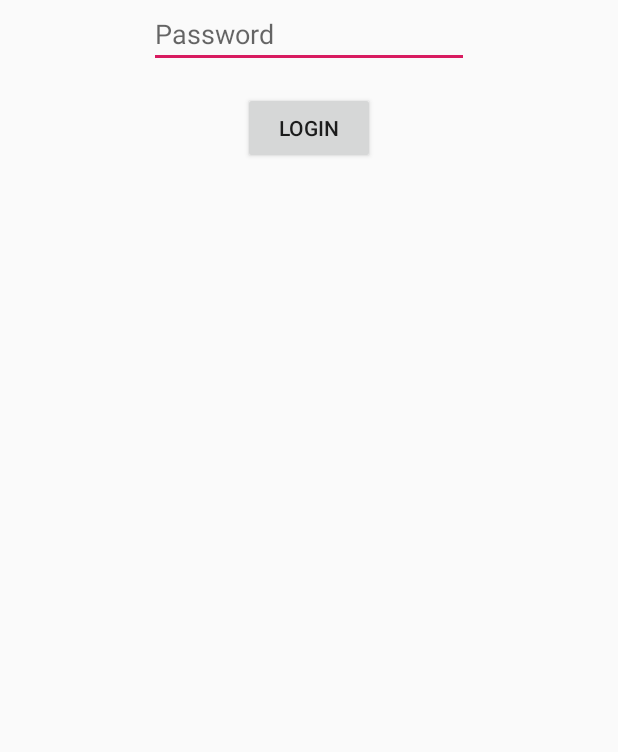
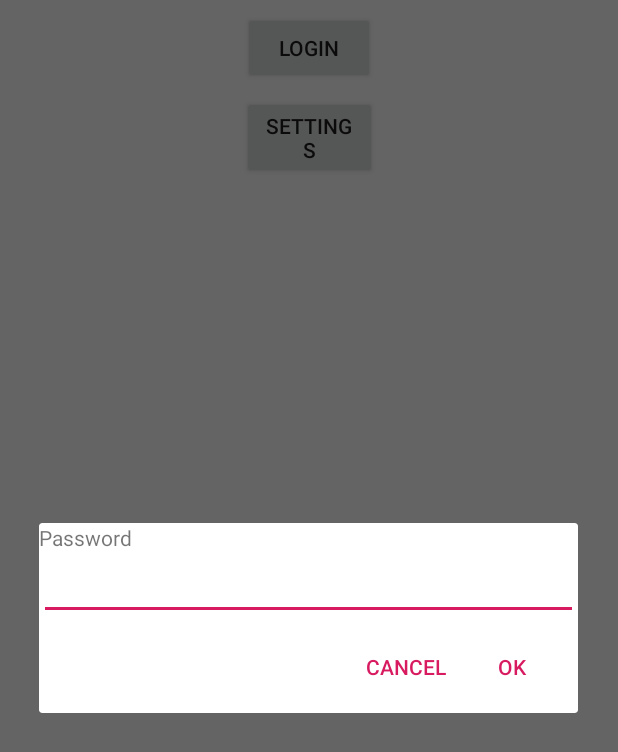
Before and after one commit to End1-1/Cafe5Droid, an Android app: the screen it shows after launch (ALogin before the commit, MainActivity after it), after a tap on "LOGIN", on a phone screen of 412 x 824 dp. Shown: the top 752 px of the screen. Run offline under Robolectric (Android 15) with nearby library versions, the phone set to English and light mode, and no system bars.

```diff
--- a/app/src/main/AndroidManifest.xml
+++ b/app/src/main/AndroidManifest.xml
@@ -14,7 +14,6 @@
         <activity android:name=".Activities.AHall"></activity>
         <activity android:name=".Activities.ASettings" />
         <activity android:name=".Activities.AOrder" />
-        <activity android:name=".Activities.ALogin" />
         <activity android:name=".Activities.MainActivity">
             <intent-filter>
                 <action android:name="android.intent.action.MAIN" />
--- a/app/src/main/java/com/example/cafe5droid/Activities/ALogin.java
+++ /dev/null
@@ -1,82 +0,0 @@
-package com.example.cafe5droid.Activities;
-
-import android.content.Intent;
-import android.os.Bundle;
-import android.widget.EditText;
-
-import com.example.cafe5droid.Classes.CActivity;
-import com.example.cafe5droid.Classes.CPref;
-import com.example.cafe5droid.Classes.CSocketClient;
-import com.example.cafe5droid.R;
-import com.example.cafe5droid.Structures.SStaff;
-
-import org.json.JSONException;
-import org.json.JSONObject;
-
-public class ALogin extends CActivity {
-
-    public static final int arc_login = 1;
-
-    private EditText edPassword;
-
-    @Override
-    protected void onCreate(Bundle savedInstanceState) {
-        super.onCreate(savedInstanceState);
-        setContentView(R.layout.activity_alogin);
-        edPassword = editText(R.id.edPassword);
-        button(R.id.btnLogin2);
-    }
-
-    @Override
-    protected void buttonClick(int id) {
-        super.buttonClick(id);
-        switch (id) {
-            case R.id.btnLogin2:
-                login();
-                break;
-        }
-    }
-
-    @Override
-    public void messageResponse(JSONObject o) {
-        super.messageResponse(o);
-        try {
-            int errCode = o.getInt("reply");
-            if (errCode == -1) {
-                SStaff.unset(this);
-                alertDialogText(R.string.Error, o.getString("msg"));
-                return;
-            }
-            if (errCode == 0) {
-                SStaff.unset(this);
-                alertDialog(R.string.Error, R.string.AccessDenied);
-                return;
-            }
-            SStaff staff = SStaff.create(o);
-            if (staff == null) {
-                SStaff.unset(this);
-                alertDialogText(R.string.Error, "Json read failed");
-                return;
-            } else {
-                staff.saveToPreference(this);
-                setResult(RESULT_OK);
-                finish();
-            }
-        } catch (JSONException e) {
-            e.printStackTrace();
-            SStaff.unset(this);
-        }
-    }
-
-    void login() {
-        try {
-            JSONObject o = new JSONObject();
-            o.put("cmd", CSocketClient.cmd_checkuser);
-            o.put("pass", edPassword.getText());
-            o.put("md5", 1);
-            sendMessage(o.toString(), R.string.LoginIntoServer);
-        } catch (JSONException e) {
-            e.printStackTrace();
-        }
-    }
-}
--- a/app/src/main/java/com/example/cafe5droid/Classes/CActivity.java
+++ b/app/src/main/java/com/example/cafe5droid/Classes/CActivity.java
@@ -1,6 +1,7 @@
 package com.example.cafe5droid.Classes;
 
 import android.app.ProgressDialog;
+import android.content.DialogInterface;
 import android.content.Intent;
 import android.content.res.Resources;
 import android.os.Bundle;
@@ -11,6 +12,7 @@ import android.support.v7.widget.RecyclerView;
 import android.util.ArrayMap;
 import android.util.DisplayMetrics;
 import android.util.Log;
+import android.view.LayoutInflater;
 import android.view.View;
 import android.view.Window;
 import android.widget.Button;
@@ -163,4 +165,33 @@ public class CActivity extends AppCompatActivity implements View.OnClickListener
     public void log(String msg, String tag) {
         Log.d(tag, msg);
     }
+
+    public void createPasswordDialog(String title, int id) {
+        LayoutInflater li = LayoutInflater.from(this);
+        View v = li.inflate(R.layout.dialog_password, null);
+        final EditText edPass = v.findViewById(R.id.edPassword);
+        final int msgId = id;
+        ((TextView)v.findViewById(R.id.tvMessage)).setText(title);
+        AlertDialog.Builder ab = new AlertDialog.Builder(this);
+        ab.setView(v);
+        ab.setCancelable(false);
+        ab.setPositiveButton(R.string.OK, new DialogInterface.OnClickListener() {
+            @Override
+            public void onClick(DialogInterface dialog, int which) {
+                onPassword(edPass.getText().toString(), msgId);
+            }
+        });
+        ab.setNegativeButton(R.string.Cancel, new DialogInterface.OnClickListener() {
+            @Override
+            public void onClick(DialogInterface dialog, int which) {
+                dialog.cancel();
+            }
+        });
+        AlertDialog dlg = ab.create();
+        dlg.show();
+    }
+
+    public void onPassword(String pwd, int id) {
+
+    }
 }
--- a/app/src/main/java/com/example/cafe5droid/Classes/CHall.java
+++ b/app/src/main/java/com/example/cafe5droid/Classes/CHall.java
@@ -95,6 +95,7 @@ public final class CHall {
             v.put("id", t.id);
             v.put("hall", t.hall);
             v.put("name", t.name);
+            v.put("header", t.header);
             db.insert("tables");
         }
     }
@@ -112,12 +113,13 @@ public final class CHall {
             hall.settings = c.getInt(2);
             listOfHall.add(hall);
         }
-        c = db.select("select id, name, hall from tables");
+        c = db.select("select id, name, hall, header from tables");
         while (c.moveToNext()) {
             STable t = new STable();
             t.id = c.getInt(0);
             t.name = c.getString(1);
             t.hall = c.getInt(2);
+            t.header = c.getString(3);
             listOfTables.add(t);
         }
     }
--- a/app/src/main/java/com/example/cafe5droid/Classes/CMenu.java
+++ b/app/src/main/java/com/example/cafe5droid/Classes/CMenu.java
@@ -57,6 +57,7 @@ public class CMenu {
             v.put("menuname", d.menu);
             v.put("part1", d.part1);
             v.put("part2", d.part2);
+            v.put("dishcode", d.id);
             v.put("dishname", d.name);
             v.put("price", d.price);
             v.put("store", d.store);
@@ -75,7 +76,7 @@ public class CMenu {
 
     public static void loadFromDB(Context context) {
         CDatabase db = new CDatabase(context);
-        Cursor c = db.select("select menuname, part1, part2, dishname, price, comment from menu");
+        Cursor c = db.select("select menuname, part1, part2, dishname, price, comment, dishcode from menu");
         SortedSet<String> p1 = new TreeSet<>();
         SortedSet<String> p2 = new TreeSet<>();
         SortedSet<String> m = new TreeSet<>();
@@ -87,6 +88,7 @@ public class CMenu {
             d.name = c.getString(3);
             d.price = c.getString(4);
             d.description = c.getString(5);
+            d.id = c.getString(6);
             p1.add(d.part1);
             p2.add(d.part2);
             m.add(d.menu);
--- a/app/src/main/java/com/example/cafe5droid/Classes/CSocketClient.java
+++ b/app/src/main/java/com/example/cafe5droid/Classes/CSocketClient.java
@@ -19,6 +19,7 @@ public class CSocketClient extends AsyncTask<String, Integer, Integer> {
     public final static int cmd_hall = 1;
     public final static int cmd_menu = 2;
     public final static int cmd_checkuser = 3;
+    public final static int cmd_apporder = 21;
 
     JSONObject reply = new JSONObject();
     public String strData;
@@ -32,11 +33,12 @@ public class CSocketClient extends AsyncTask<String, Integer, Integer> {
             DataOutputStream dos = new DataOutputStream(os);
             ByteBuffer bb = ByteBuffer.allocate(4);
             bb.order(ByteOrder.LITTLE_ENDIAN);
-            bb.putInt(strData.length());
+            bb.putInt(strData.getBytes("UTF-8").length);
             byte[] bytes = bb.array();
             dos.write(bytes, 0, 4);
             dos.flush();
-            dos.writeBytes(strData);
+            bytes = strData.getBytes("UTF-8");
+            dos.write(bytes, 0, bytes.length);
             dos.flush();
             InputStream is = s.getInputStream();
             DataInputStream dis = new DataInputStream(is);
--- a/app/src/main/java/com/example/cafe5droid/Fragments/Order.java
+++ b/app/src/main/java/com/example/cafe5droid/Fragments/Order.java
@@ -18,6 +18,7 @@ import com.example.cafe5droid.Adapters.DishAdapter;
 import com.example.cafe5droid.Adapters.DishPart1Adapter;
 import com.example.cafe5droid.Adapters.DishPart2Adapter;
 import com.example.cafe5droid.Adapters.OrderAdapter;
+import com.example.cafe5droid.Classes.CDatabase;
 import com.example.cafe5droid.Classes.CMenu;
 import com.example.cafe5droid.Classes.CPref;
 import com.example.cafe5droid.R;
@@ -128,7 +129,6 @@ public class Order extends Fragment implements DishPart1Adapter.DishPart1Adapter
     @Override
     public void dishSelected(SDish dish) {
         AOrder ao = (AOrder) getActivity();
-        ao.adOrder.addDish(dish);
-        Toast.makeText(getActivity(), String.format("%s + 1", dish.name), Toast.LENGTH_SHORT).show();
+        ao.addDish(dish);
     }
 }
--- a/app/src/main/java/com/example/cafe5droid/Structures/STable.java
+++ b/app/src/main/java/com/example/cafe5droid/Structures/STable.java
@@ -14,4 +14,10 @@ public class STable implements Serializable {
 
     @SerializedName("f_hall")
     public int hall;
+
+    public String header;
+
+    public STable () {
+        header = "";
+    }
 }
--- a/app/src/main/res/layout/activity_alogin.xml
+++ /dev/null
@@ -1,32 +0,0 @@
-<?xml version="1.0" encoding="utf-8"?>
-<android.support.constraint.ConstraintLayout xmlns:android="http://schemas.android.com/apk/res/android"
-    xmlns:app="http://schemas.android.com/apk/res-auto"
-    xmlns:tools="http://schemas.android.com/tools"
-    android:id="@+id/linearLayout"
-    android:layout_width="match_parent"
-    android:layout_height="match_parent"
-    tools:context=".Activities.ALogin">
-
-    <EditText
-        android:id="@+id/edPassword"
-        android:layout_width="wrap_content"
-        android:layout_height="wrap_content"
-        android:ems="10"
-        android:hint="@string/Password"
-        android:inputType="textPassword"
-        android:text=""
-        app:layout_constraintEnd_toEndOf="parent"
-        app:layout_constraintStart_toStartOf="parent"
-        app:layout_constraintTop_toTopOf="parent" />
-
-    <Button
-        android:id="@+id/btnLogin2"
-        android:layout_width="wrap_content"
-        android:layout_height="wrap_content"
-        android:layout_marginTop="16dp"
-        android:text="@string/Login"
-        app:layout_constraintEnd_toEndOf="parent"
-        app:layout_constraintStart_toStartOf="parent"
-        app:layout_constraintTop_toBottomOf="@+id/edPassword" />
-
-</android.support.constraint.ConstraintLayout>
--- /dev/null
+++ b/app/src/main/res/layout/dialog_password.xml
@@ -0,0 +1,27 @@
+<?xml version="1.0" encoding="utf-8"?>
+<LinearLayout xmlns:android="http://schemas.android.com/apk/res/android"
+    android:layout_width="match_parent"
+    android:layout_height="wrap_content"
+    android:orientation="vertical">
+
+    <TextView
+        android:id="@+id/tvMessage"
+        android:layout_width="match_parent"
+        android:layout_height="wrap_content"
+        android:text="TextView" />
+
+    <LinearLayout
+        android:layout_width="match_parent"
+        android:layout_height="match_parent"
+        android:orientation="horizontal">
+
+        <EditText
+            android:id="@+id/edPassword"
+            android:layout_width="wrap_content"
+            android:layout_height="wrap_content"
+            android:layout_weight="1"
+            android:ems="10"
+            android:inputType="textPassword" />
+    </LinearLayout>
+
+</LinearLayout>
--- a/app/src/main/res/values/strings.xml
+++ b/app/src/main/res/values/strings.xml
@@ -31,4 +31,5 @@
     <string name="DownloadHall">Download hall</string>
     <string name="Basket">Basket</string>
     <string name="SettingsPassword">Settings password</string>
+    <string name="Cancel">Cancel</string>
 </resources>
```
Also changed, not shown: app/src/main/java/com/example/cafe5droid/Activities/AHall.java (+7 -0 lines), app/src/main/java/com/example/cafe5droid/Activities/AOrder.java (+98 -1 lines), app/src/main/java/com/example/cafe5droid/Activities/MainActivity.java (+49 -7 lines), app/src/main/java/com/example/cafe5droid/Adapters/OrderAdapter.java (+40 -1 lines), app/src/main/java/com/example/cafe5droid/Classes/CDatabase.java (+35 -4 lines), app/src/main/java/com/example/cafe5droid/Fragments/Card.java (+2 -7 lines), app/src/main/java/com/example/cafe5droid/Structures/SDish.java (+8 -0 lines), 1 other file.
